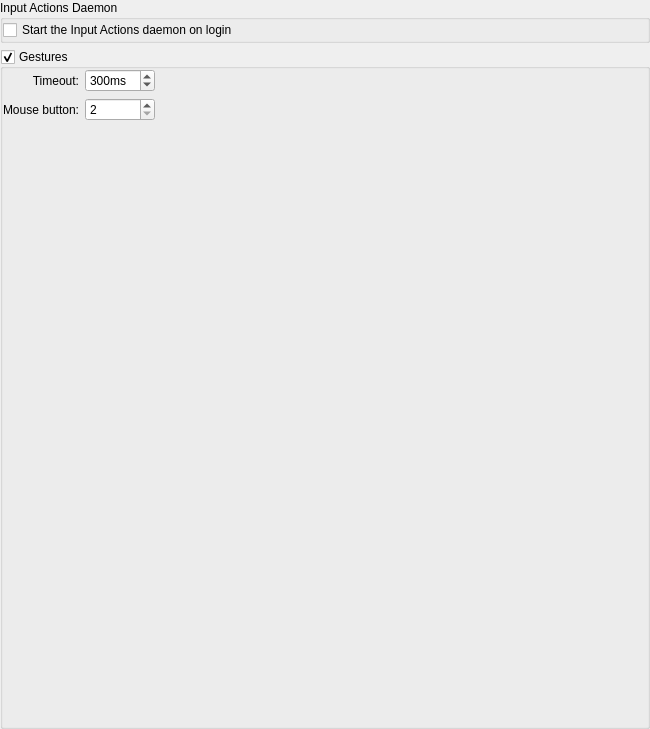
This is kcm_hotkeys/global_settings_widget.ui in KDE/khotkeys as Qt 5 draws it before an edit. The edited form follows.
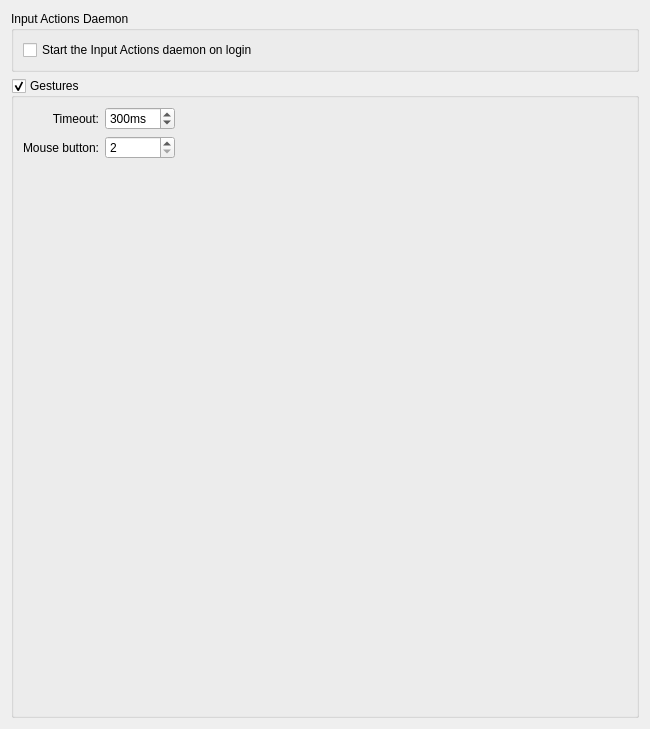
This is the edited form. Custom widgets are drawn as their Qt base class.

Commit message:
Remove explicit setting of margins and spacing, to get the style/platform standard.
Also align the "Command/URL" and "Shortcut" widgets towards the top, so that
they don't seem to just be stuck in the middle of a huge blank space.

Diff of the .ui file:
```diff
--- a/kcm_hotkeys/global_settings_widget.ui
+++ b/kcm_hotkeys/global_settings_widget.ui
@@ -11,9 +11,6 @@
    </rect>
   </property>
   <layout class="QVBoxLayout" name="verticalLayout_2">
-   <property name="margin">
-    <number>0</number>
-   </property>
    <item>
     <widget class="QGroupBox" name="global_group">
      <property name="sizePolicy">
@@ -32,9 +29,6 @@
       <string>Input Actions Daemon</string>
      </property>
      <layout class="QVBoxLayout" name="verticalLayout">
-      <property name="margin">
-       <number>0</number>
-      </property>
       <item>
        <widget class="QCheckBox" name="enabled">
         <property name="text">
@@ -54,9 +48,6 @@
       <bool>true</bool>
      </property>
      <layout class="QGridLayout" name="gridLayout">
-      <property name="margin">
-       <number>0</number>
-      </property>
       <item row="0" column="0">
        <widget class="QLabel" name="gestures_timeout_label">
         <property name="text">
```
The commit also changes 9 other files.
